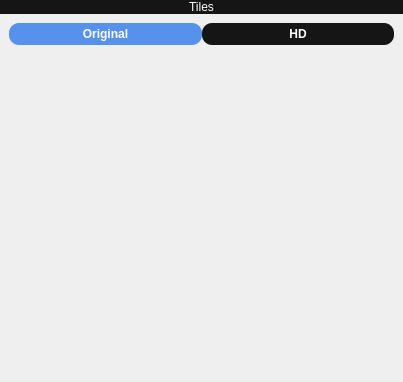
First picture: the form in TilesetEditor/fragmenttilepreview.ui, repository diegofps/tileset_editor, before the edit.
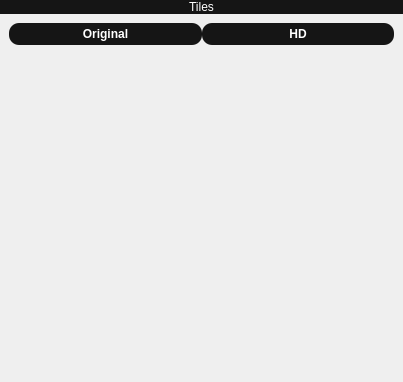
Second picture: the form after the edit. Custom widgets are drawn as their Qt base class.

Diff of the .ui file:
```diff
--- a/TilesetEditor/fragmenttilepreview.ui
+++ b/TilesetEditor/fragmenttilepreview.ui
@@ -116,10 +116,10 @@
           <string>Original</string>
          </property>
          <property name="checkable">
-          <bool>true</bool>
+          <bool>false</bool>
          </property>
          <property name="checked">
-          <bool>true</bool>
+          <bool>false</bool>
          </property>
          <property name="autoDefault">
           <bool>true</bool>
```
Left out of the diff: 2 changed lines with no effect on the pictures.
